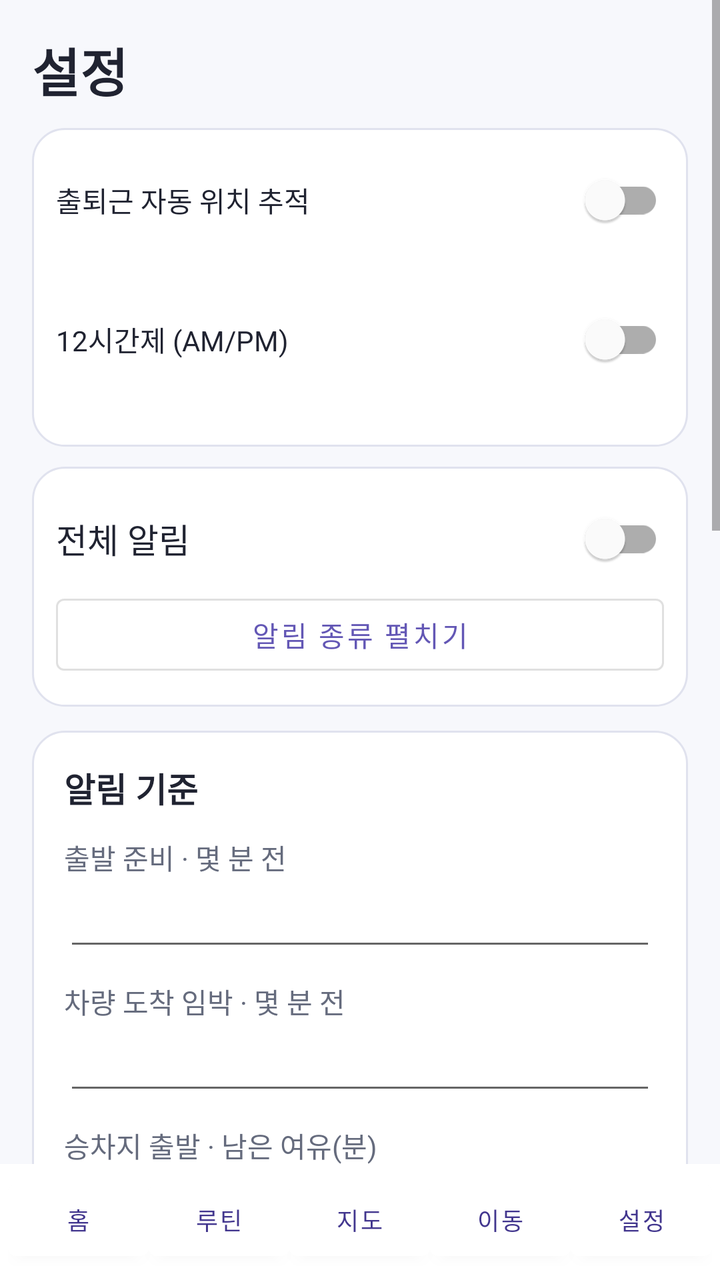
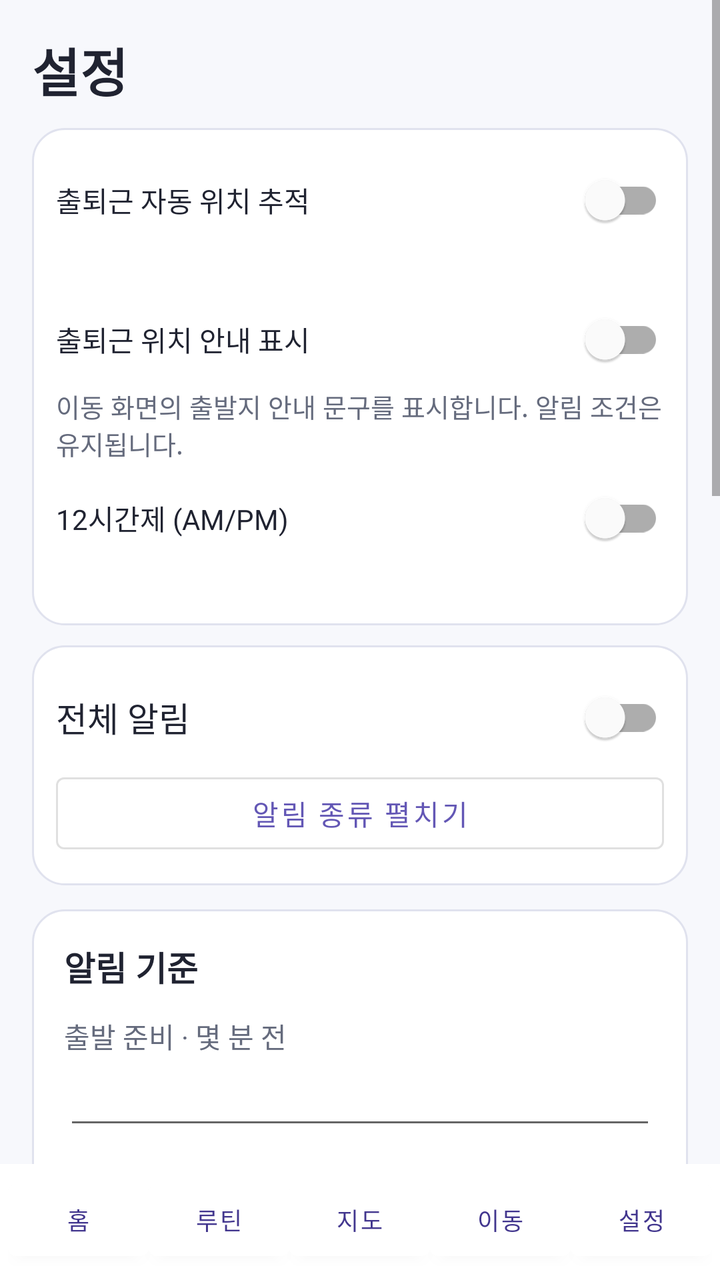

Before-and-after screenshots of an Android layout around one commit, followed by the original layout XML and the change that was made.
<!-- AndroidManifest.xml: application theme Theme.MyCommute -->
<!-- res/layout/activity_settings.xml -->
<?xml version="1.0" encoding="utf-8"?>
<LinearLayout xmlns:android="http://schemas.android.com/apk/res/android"
    android:layout_width="match_parent" android:layout_height="match_parent"
    android:orientation="vertical">
    <ScrollView android:layout_width="match_parent" android:layout_height="0dp"
        android:layout_weight="1" android:fillViewport="true"
        android:clipToPadding="false">
        <LinearLayout android:layout_width="match_parent" android:layout_height="wrap_content"
            android:orientation="vertical" android:padding="16dp">
            <TextView android:layout_width="match_parent" android:layout_height="wrap_content"
                android:text="설정" android:textSize="26sp" android:textStyle="bold"
                android:textColor="@color/text_primary"/>
            <LinearLayout android:layout_width="match_parent" android:layout_height="wrap_content"
                android:layout_marginTop="10dp" android:padding="12dp"
                android:background="@drawable/bg_card" android:orientation="vertical">
                <com.google.android.material.switchmaterial.SwitchMaterial
                    android:id="@+id/switchAutoTracking" android:layout_width="match_parent"
                    android:layout_height="wrap_content" android:minHeight="48dp"
                    android:text="출퇴근 자동 위치 추적" android:textColor="@color/text_primary"/>
                <TextView android:id="@+id/autoTrackingStatus" android:layout_width="match_parent"
                    android:layout_height="wrap_content" android:textSize="13sp"
                    android:textColor="@color/text_secondary"/>
                <com.google.android.material.button.MaterialButton android:id="@+id/btnAutoLocation"
                    android:layout_width="match_parent" android:layout_height="wrap_content"
                    android:text="위치 권한 설정" android:visibility="gone"
                    style="@style/Widget.MaterialComponents.Button.OutlinedButton"/>
                <com.google.android.material.switchmaterial.SwitchMaterial
                    android:id="@+id/switchAmPm" android:layout_width="match_parent"
                    android:layout_height="wrap_content" android:minHeight="48dp"
                    android:layout_marginTop="4dp" android:text="12시간제 (AM/PM)"
                    android:textColor="@color/text_primary"/>
                <TextView android:id="@+id/clockExample" android:layout_width="match_parent"
                    android:layout_height="wrap_content" android:textSize="13sp"
                    android:textColor="@color/text_secondary"/>
            </LinearLayout>
            <LinearLayout android:layout_width="match_parent" android:layout_height="wrap_content"
                android:layout_marginTop="10dp" android:padding="12dp"
                android:background="@drawable/bg_card" android:orientation="vertical">
                <com.google.android.material.switchmaterial.SwitchMaterial
                    android:id="@+id/switchAllAlerts"
                    android:layout_width="match_parent" android:layout_height="wrap_content"
                    android:text="전체 알림" android:textSize="17sp"
                    android:textColor="@color/text_primary"/>
                <com.google.android.material.button.MaterialButton android:id="@+id/btnAlertTypes"
                    android:layout_width="match_parent" android:layout_height="wrap_content"
                    android:text="알림 종류 펼치기"
                    style="@style/Widget.MaterialComponents.Button.OutlinedButton"/>
                <LinearLayout android:id="@+id/alertSwitchList"
                    android:layout_width="match_parent" android:layout_height="wrap_content"
                    android:orientation="vertical" android:visibility="gone"/>
            </LinearLayout>
            <LinearLayout android:layout_width="match_parent" android:layout_height="wrap_content"
                android:layout_marginTop="12dp" android:padding="16dp"
                android:background="@drawable/bg_card" android:orientation="vertical">
                <TextView android:layout_width="match_parent" android:layout_height="wrap_content"
                    android:text="알림 기준" android:textStyle="bold" android:textSize="17sp"
                    android:textColor="@color/text_primary"/>
                <TextView android:layout_width="match_parent" android:layout_height="wrap_content"
                    android:layout_marginTop="12dp" android:text="출발 준비 · 몇 분 전"
                    android:textColor="@color/text_secondary"/>
                <EditText android:id="@+id/settingPrepareMinutes"
                    android:layout_width="match_parent" android:layout_height="wrap_content"
                    android:inputType="number" android:singleLine="true" android:maxLength="3"/>
                <TextView android:layout_width="match_parent" android:layout_height="wrap_content"
                    android:layout_marginTop="10dp" android:text="차량 도착 임박 · 몇 분 전"
                    android:textColor="@color/text_secondary"/>
                <EditText android:id="@+id/settingVehicleMinutes"
                    android:layout_width="match_parent" android:layout_height="wrap_content"
                    android:inputType="number" android:singleLine="true" android:maxLength="2"/>
                <TextView android:layout_width="match_parent" android:layout_height="wrap_content"
                    android:layout_marginTop="10dp" android:text="승차지 출발 · 남은 여유(분)"
                    android:textColor="@color/text_secondary"/>
                <EditText android:id="@+id/settingWalkSlackMinutes"
                    android:layout_width="match_parent" android:layout_height="wrap_content"
                    android:inputType="number" android:singleLine="true" android:maxLength="2"/>
                <TextView android:layout_width="match_parent" android:layout_height="wrap_content"
                    android:layout_marginTop="10dp" android:text="도착 지연 · 몇 분 이상"
                    android:textColor="@color/text_secondary"/>
                <EditText android:id="@+id/settingDelayMinutes"
                    android:layout_width="match_parent" android:layout_height="wrap_content"
                    android:inputType="number" android:singleLine="true" android:maxLength="2"/>
                <com.google.android.material.button.MaterialButton
                    android:id="@+id/btnSaveAlarmSettings"
                    android:layout_width="match_parent" android:layout_height="wrap_content"
                    android:layout_marginTop="12dp" android:text="기준 저장"/>
            </LinearLayout>
            <LinearLayout android:layout_width="match_parent" android:layout_height="wrap_content"
                android:layout_marginTop="12dp" android:padding="16dp"
                android:background="@drawable/bg_card" android:orientation="vertical">
                <TextView android:layout_width="match_parent" android:layout_height="wrap_content"
                    android:text="기본 설정" android:textStyle="bold" android:textSize="17sp"
                    android:textColor="@color/text_primary"/>
                <TextView android:layout_width="match_parent"
                    android:layout_height="wrap_content" android:layout_marginTop="12dp"
                    android:text="새 루틴 기본 도착 여유시간(분)"
                    android:textColor="@color/text_secondary"/>
                <EditText android:id="@+id/settingDefaultMargin"
                    android:layout_width="match_parent" android:layout_height="wrap_content"
                    android:inputType="number" android:singleLine="true" android:maxLength="3"/>
                <com.google.android.material.switchmaterial.SwitchMaterial
                    android:id="@+id/switchDefaultWeather"
                    android:layout_width="match_parent" android:layout_height="wrap_content"
                    android:text="새 루틴 날씨 반영"/>
                <com.google.android.material.button.MaterialButton
                    android:id="@+id/btnSaveDefaultSettings"
                    android:layout_width="match_parent" android:layout_height="wrap_content"
                    android:text="기본값 저장"/>
                <com.google.android.material.button.MaterialButton
                    android:id="@+id/btnSettingsRoutine"
                    android:layout_width="match_parent" android:layout_height="wrap_content"
                    android:layout_marginTop="10dp" android:text="루틴·기본 경로 관리"
                    style="@style/Widget.MaterialComponents.Button.OutlinedButton"/>
                <com.google.android.material.button.MaterialButton
                    android:id="@+id/btnSettingsLogs"
                    android:layout_width="match_parent" android:layout_height="wrap_content"
                    android:text="알림 기록"
                    style="@style/Widget.MaterialComponents.Button.OutlinedButton"/>
                <com.google.android.material.button.MaterialButton
                    android:id="@+id/btnSettingsSystemNotifications"
                    android:layout_width="match_parent" android:layout_height="wrap_content"
                    android:text="알림 소리·진동·권한"
                    style="@style/Widget.MaterialComponents.Button.OutlinedButton"/>
                <com.google.android.material.button.MaterialButton
                    android:id="@+id/btnSettingsLocation"
                    android:layout_width="match_parent" android:layout_height="wrap_content"
                    android:text="위치 권한"
                    style="@style/Widget.MaterialComponents.Button.OutlinedButton"/>
                <com.google.android.material.button.MaterialButton
                    android:id="@+id/btnSettingsExactAlarms"
                    android:layout_width="match_parent" android:layout_height="wrap_content"
                    android:text="정시 알림 권한" android:visibility="gone"
                    style="@style/Widget.MaterialComponents.Button.OutlinedButton"/>
                <com.google.android.material.button.MaterialButton
                    android:id="@+id/btnSettingsLogout"
                    android:layout_width="match_parent" android:layout_height="wrap_content"
                    android:text="로그아웃"
                    style="@style/Widget.MaterialComponents.Button.TextButton"/>
                <TextView android:id="@+id/settingsPermissionNotice"
                    android:layout_width="match_parent" android:layout_height="wrap_content"
                    android:visibility="gone" android:textColor="@color/warning"
                    android:textSize="12sp"/>
            </LinearLayout>
        </LinearLayout>
    </ScrollView>
    <include layout="@layout/view_bottom_nav"/>
</LinearLayout>
<!-- res/layout/view_bottom_nav.xml (included above) -->
<?xml version="1.0" encoding="utf-8"?>
<LinearLayout xmlns:android="http://schemas.android.com/apk/res/android"
    android:id="@+id/bottomNav" android:layout_width="match_parent" android:layout_height="wrap_content"
    android:paddingStart="4dp" android:paddingEnd="4dp" android:paddingTop="4dp" android:paddingBottom="6dp"
    android:background="@color/surface" android:orientation="horizontal">
    <Button android:id="@+id/navHome" android:layout_width="0dp" android:layout_weight="1" android:layout_height="48dp"
        android:minWidth="0dp" android:minHeight="48dp"
        android:paddingStart="0dp" android:paddingEnd="0dp" android:gravity="center"
        android:singleLine="true" android:textAllCaps="false"
        android:backgroundTint="@color/surface" android:textColor="@color/primary_dark" android:textSize="12sp" android:text="홈" />
    <Button android:id="@+id/navCustom" android:layout_width="0dp" android:layout_weight="1" android:layout_height="48dp"
        android:minWidth="0dp" android:minHeight="48dp"
        android:paddingStart="0dp" android:paddingEnd="0dp" android:gravity="center"
        android:singleLine="true" android:textAllCaps="false"
        android:backgroundTint="@color/surface" android:textColor="@color/primary_dark" android:textSize="12sp" android:text="루틴" />
    <Button android:id="@+id/navMap" android:layout_width="0dp" android:layout_weight="1" android:layout_height="48dp"
        android:minWidth="0dp" android:minHeight="48dp"
        android:paddingStart="0dp" android:paddingEnd="0dp" android:gravity="center"
        android:singleLine="true" android:textAllCaps="false"
        android:backgroundTint="@color/surface" android:textColor="@color/primary_dark" android:textSize="12sp" android:text="지도" />
    <Button android:id="@+id/navTracking" android:layout_width="0dp" android:layout_weight="1" android:layout_height="48dp"
        android:minWidth="0dp" android:minHeight="48dp"
        android:paddingStart="0dp" android:paddingEnd="0dp" android:gravity="center"
        android:singleLine="true" android:textAllCaps="false"
        android:backgroundTint="@color/surface" android:textColor="@color/primary_dark" android:textSize="12sp" android:text="이동" />
    <Button android:id="@+id/navSettings" android:layout_width="0dp" android:layout_weight="1" android:layout_height="48dp"
        android:minWidth="0dp" android:minHeight="48dp"
        android:paddingStart="0dp" android:paddingEnd="0dp" android:gravity="center"
        android:singleLine="true" android:textAllCaps="false"
        android:backgroundTint="@color/surface" android:textColor="@color/primary_dark" android:textSize="12sp" android:text="설정" />
</LinearLayout>
<!-- resources referenced by this layout -->
<resources>
  <color name="primary_dark">#42368E</color>
  <color name="surface">#FFFFFF</color>
  <color name="text_primary">#202331</color>
  <color name="text_secondary">#656B7D</color>
  <color name="warning">#995510</color>
  <!-- drawable bg_card (drawable) -->
  <shape xmlns:android="http://schemas.android.com/apk/res/android">
      <solid android:color="@color/surface" />
      <corners android:radius="16dp" />
      <stroke android:width="1dp" android:color="@color/border" />
  </shape>
  <style name="Theme.MyCommute" parent="Theme.MaterialComponents.DayNight.NoActionBar">
          <item name="colorPrimary">@color/primary</item>
          <item name="colorPrimaryVariant">@color/primary_dark</item>
          <item name="colorOnPrimary">@android:color/white</item>
          <item name="android:statusBarColor">@color/primary_dark</item>
          <item name="android:navigationBarColor">@color/background</item>
          <item name="android:windowBackground">@color/background</item>
          <item name="fontFamily">sans</item>
      </style>
  <color name="border">#E0E2EE</color>
  <color name="primary">#6357B5</color>
  <color name="background">#F7F8FC</color>
</resources>

<!-- the commit's change to res/layout/activity_settings.xml (unified diff, before → after) -->
@@ -24,6 +24,14 @@
                     android:layout_width="match_parent" android:layout_height="wrap_content"
                     android:text="위치 권한 설정" android:visibility="gone"
                     style="@style/Widget.MaterialComponents.Button.OutlinedButton"/>
+                <com.google.android.material.switchmaterial.SwitchMaterial
+                    android:id="@+id/switchOriginNotice" android:layout_width="match_parent"
+                    android:layout_height="wrap_content" android:minHeight="48dp"
+                    android:layout_marginTop="4dp" android:text="출퇴근 위치 안내 표시"
+                    android:textColor="@color/text_primary"/>
+                <TextView android:layout_width="match_parent" android:layout_height="wrap_content"
+                    android:text="이동 화면의 출발지 안내 문구를 표시합니다. 알림 조건은 유지됩니다."
+                    android:textColor="@color/text_secondary" android:textSize="13sp"/>
                 <com.google.android.material.switchmaterial.SwitchMaterial
                     android:id="@+id/switchAmPm" android:layout_width="match_parent"
                     android:layout_height="wrap_content" android:minHeight="48dp"
